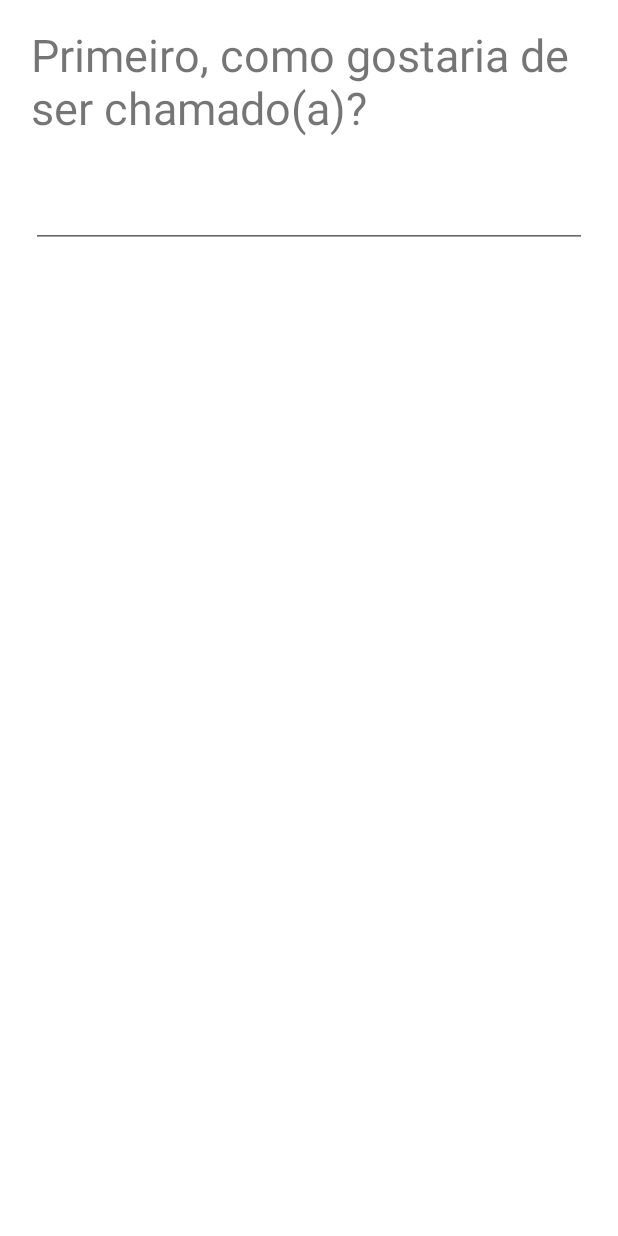
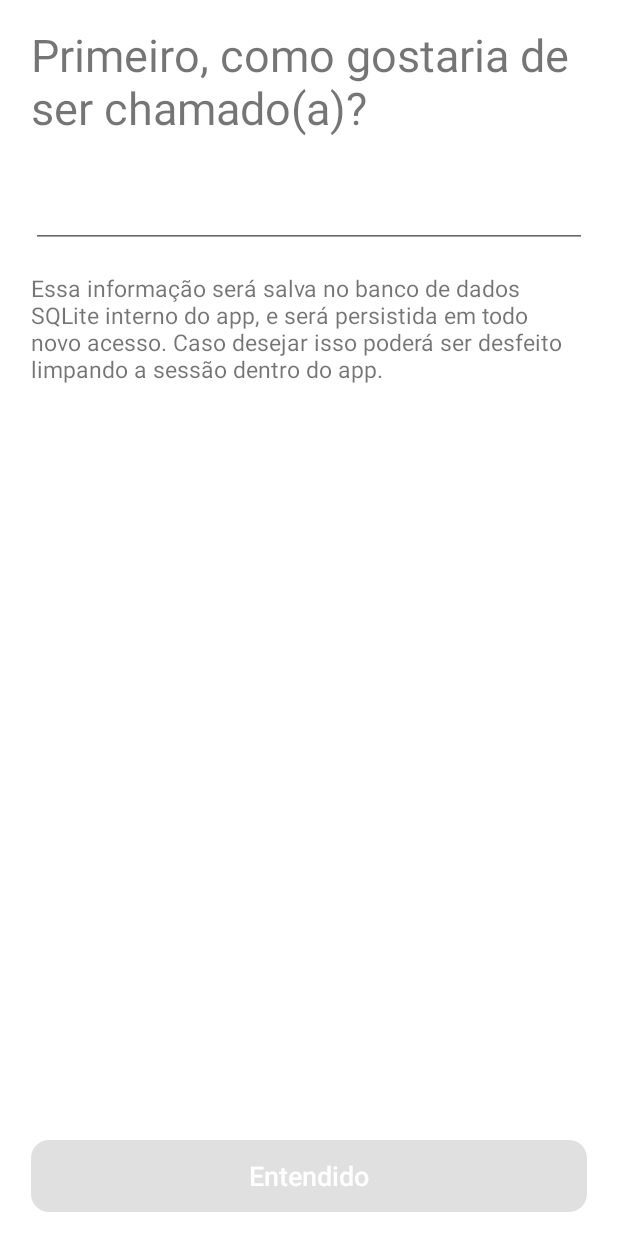
Before and after one commit to agrdc/PortfolioApp, an Android app: the RegisterFragment screen opened through its navigation route, on a phone screen of 412 x 824 dp. Run offline under Robolectric (Android 15) with nearby library versions, the phone set to English and light mode, and no system bars; our stand-ins replace data binding.

Commit message:
Adjusts register screen layout
Signed-off-by: Agnaldo Rodrigues de Carvalho <ag.carvalho@guide.com.br>

```diff
--- a/app/src/main/res/drawable/bg_default_button.xml
+++ b/app/src/main/res/drawable/bg_default_button.xml
@@ -23,7 +23,7 @@
     <item android:state_enabled="false">
         <shape android:shape="rectangle"  >
             <corners android:radius="@dimen/size_12" />
-            <solid android:color="@color/light_gray" />
+            <solid android:color="@color/color_dark_gray" />
         </shape>
     </item>
 
--- a/app/src/main/res/layout/fragment_register.xml
+++ b/app/src/main/res/layout/fragment_register.xml
@@ -2,9 +2,14 @@
 <layout xmlns:android="http://schemas.android.com/apk/res/android"
     xmlns:app="http://schemas.android.com/apk/res-auto">
 
+    <ScrollView
+        android:layout_width="match_parent"
+        android:layout_height="match_parent"
+        android:fillViewport="true">
+
         <androidx.constraintlayout.widget.ConstraintLayout
             android:layout_width="match_parent"
-        android:layout_height="match_parent">
+            android:layout_height="wrap_content">
 
             <androidx.constraintlayout.widget.Guideline
                 android:id="@+id/vertical_guideline_5"
@@ -22,27 +27,55 @@
 
             <TextView
                 android:id="@+id/tv_name"
+                style="@style/AutoSizeText"
                 android:layout_width="0dp"
                 android:layout_height="wrap_content"
-            style="@style/AutoSizeText"
+                android:layout_marginTop="@dimen/default_margin"
                 android:lines="2"
-            android:layout_marginTop="@dimen/default_margin"
                 android:text="@string/name_question"
                 app:layout_constraintEnd_toStartOf="@id/vertical_guideline_95"
                 app:layout_constraintStart_toStartOf="@id/vertical_guideline_5"
-            app:layout_constraintTop_toTopOf="parent"
-            />
+                app:layout_constraintTop_toTopOf="parent" />
 
             <androidx.appcompat.widget.AppCompatEditText
                 android:id="@+id/et_name"
                 android:layout_width="0dp"
                 android:layout_height="wrap_content"
+                android:layout_marginTop="@dimen/small_margin"
+                android:imeOptions="actionDone"
+                android:inputType="textCapWords|textPersonName"
+                android:lines="1"
                 android:theme="@style/AutoSizeEditText"
-            android:lines="1"
-            android:layout_marginTop="@dimen/small_margin"
                 app:layout_constraintEnd_toStartOf="@id/vertical_guideline_95"
                 app:layout_constraintStart_toStartOf="@id/vertical_guideline_5"
                 app:layout_constraintTop_toBottomOf="@id/tv_name" />
 
+            <TextView
+                android:id="@+id/tv_disclaimer"
+                android:layout_width="0dp"
+                android:layout_height="wrap_content"
+                android:text="@string/disclaimer"
+                android:textSize="@dimen/font_small"
+                android:layout_marginTop="@dimen/default_margin"
+                app:layout_constraintStart_toEndOf="@id/vertical_guideline_5"
+                app:layout_constraintEnd_toStartOf="@id/vertical_guideline_95"
+                app:layout_constraintTop_toBottomOf="@id/et_name"/>
+
+            <Button
+                android:id="@+id/btn_understood"
+                android:layout_width="0dp"
+                android:layout_height="wrap_content"
+                android:text="@string/understood"
+                style="@style/DefaultButton"
+                android:enabled="false"
+                android:layout_marginVertical="@dimen/default_margin"
+                app:layout_constraintBottom_toBottomOf="parent"
+                app:layout_constraintTop_toBottomOf="@id/tv_disclaimer"
+                app:layout_constraintEnd_toStartOf="@id/vertical_guideline_95"
+                app:layout_constraintStart_toStartOf="@id/vertical_guideline_5"
+                app:layout_constraintVertical_bias="1" />
+
         </androidx.constraintlayout.widget.ConstraintLayout>
+    </ScrollView>
+
 </layout>
--- a/app/src/main/res/values-hdpi/dimens.xml
+++ b/app/src/main/res/values-hdpi/dimens.xml
@@ -3,4 +3,5 @@
     <dimen name="size_button">56dp</dimen>
     <dimen name="default_margin">16dp</dimen>
     <dimen name="small_margin">12dp</dimen>
+    <dimen name="font_small">15sp</dimen>
 </resources>
--- a/app/src/main/res/values-xhdpi/dimens.xml
+++ b/app/src/main/res/values-xhdpi/dimens.xml
@@ -3,4 +3,5 @@
     <dimen name="size_button">56dp</dimen>
     <dimen name="default_margin">24dp</dimen>
     <dimen name="small_margin">16dp</dimen>
+    <dimen name="font_small">16sp</dimen>
 </resources>
--- a/app/src/main/res/values-xxhdpi/dimens.xml
+++ b/app/src/main/res/values-xxhdpi/dimens.xml
@@ -3,4 +3,5 @@
     <dimen name="size_button">64dp</dimen>
     <dimen name="default_margin">32dp</dimen>
     <dimen name="small_margin">20dp</dimen>
+    <dimen name="font_small">16sp</dimen>
 </resources>
--- a/app/src/main/res/values-xxxhdpi/dimens.xml
+++ b/app/src/main/res/values-xxxhdpi/dimens.xml
@@ -3,4 +3,5 @@
     <dimen name="size_button">64dp</dimen>
     <dimen name="default_margin">40dp</dimen>
     <dimen name="small_margin">24dp</dimen>
+    <dimen name="font_small">17sp</dimen>
 </resources>
--- a/app/src/main/res/values/colors.xml
+++ b/app/src/main/res/values/colors.xml
@@ -6,6 +6,7 @@
     <color name="teal_200">#FF03DAC5</color>
     <color name="teal_700">#FF018786</color>
     <color name="light_gray">#EDECE8</color>
+    <color name="color_dark_gray">#aaaaaa</color>
     <color name="black">#FF000000</color>
     <color name="white">#FFFFFFFF</color>
 </resources>
--- a/app/src/main/res/values/dimens.xml
+++ b/app/src/main/res/values/dimens.xml
@@ -3,9 +3,11 @@
     <dimen name="size_button">48dp</dimen>
     <dimen name="default_margin">12dp</dimen>
     <dimen name="small_margin">8dp</dimen>
+    <dimen name="font_small">14sp</dimen>
 
     <dimen name="font_2">2sp</dimen>
     <dimen name="font_12">12sp</dimen>
+    <dimen name="font_16">16sp</dimen>
     <dimen name="font_18">18sp</dimen>
     <dimen name="font_20">20sp</dimen>
     <dimen name="font_30">30sp</dimen>
--- a/app/src/main/res/values/strings.xml
+++ b/app/src/main/res/values/strings.xml
@@ -1,5 +1,7 @@
 <resources>
     <string name="app_name">PortfolioApp</string>
     <string name="lets_go">Vamos lá!</string>
+    <string name="understood">Entendido</string>
     <string name="name_question">Primeiro, como gostaria de ser chamado(a)?</string>
+    <string name="disclaimer">Essa informação será salva no banco de dados SQLite interno do app, e será persistida em todo novo acesso. Caso desejar isso poderá ser desfeito limpando a sessão dentro do app.</string>
 </resources>
```
Lines whose indentation alone changed are shown as unchanged.
